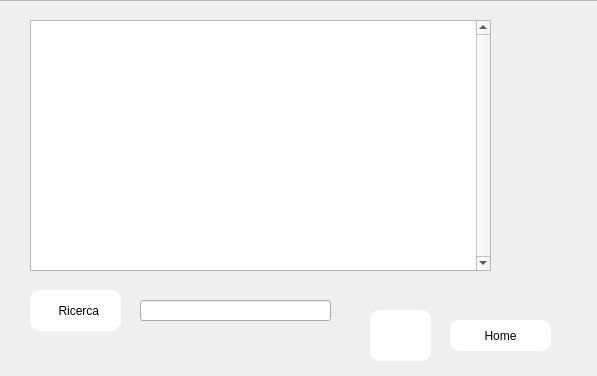
Qt form Mockup/ricercamagazzino.ui (MarcoSpina01/Farmacia) before a commit.
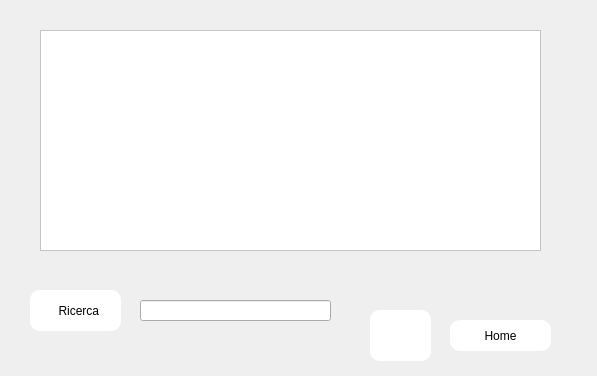
The same form after that commit. Icons and pictures are not drawn.

Patch:
```diff
--- a/Mockup/ricercamagazzino.ui
+++ b/Mockup/ricercamagazzino.ui
@@ -13,25 +13,6 @@
   <property name="windowTitle">
    <string>Form</string>
   </property>
-  <widget class="QColumnView" name="ArticoliContainer">
-   <property name="geometry">
-    <rect>
-     <x>30</x>
-     <y>20</y>
-     <width>461</width>
-     <height>251</height>
-    </rect>
-   </property>
-   <property name="verticalScrollBarPolicy">
-    <enum>Qt::ScrollBarAlwaysOn</enum>
-   </property>
-   <property name="horizontalScrollBarPolicy">
-    <enum>Qt::ScrollBarAsNeeded</enum>
-   </property>
-   <property name="sizeAdjustPolicy">
-    <enum>QAbstractScrollArea::AdjustIgnored</enum>
-   </property>
-  </widget>
   <widget class="QPushButton" name="Ricercaarticolobtn">
    <property name="geometry">
     <rect>
@@ -89,8 +70,8 @@
   <widget class="QFrame" name="frame">
    <property name="geometry">
     <rect>
-     <x>-10</x>
-     <y>0</y>
+     <x>-20</x>
+     <y>-10</y>
      <width>621</width>
      <height>391</height>
     </rect>
@@ -145,6 +126,19 @@
     </rect>
    </property>
   </widget>
+  <widget class="QTableWidget" name="tableWidgetmagazzino">
+   <property name="geometry">
+    <rect>
+     <x>40</x>
+     <y>30</y>
+     <width>501</width>
+     <height>221</height>
+    </rect>
+   </property>
+   <property name="styleSheet">
+    <string notr="true">background-color: rgb(255, 255, 255);</string>
+   </property>
+  </widget>
   <zorder>frame</zorder>
   <zorder>ArticoliContainer</zorder>
   <zorder>Ricercaarticolobtn</zorder>
```
Left out of the diff: 2 changed lines with no effect on the pictures.
